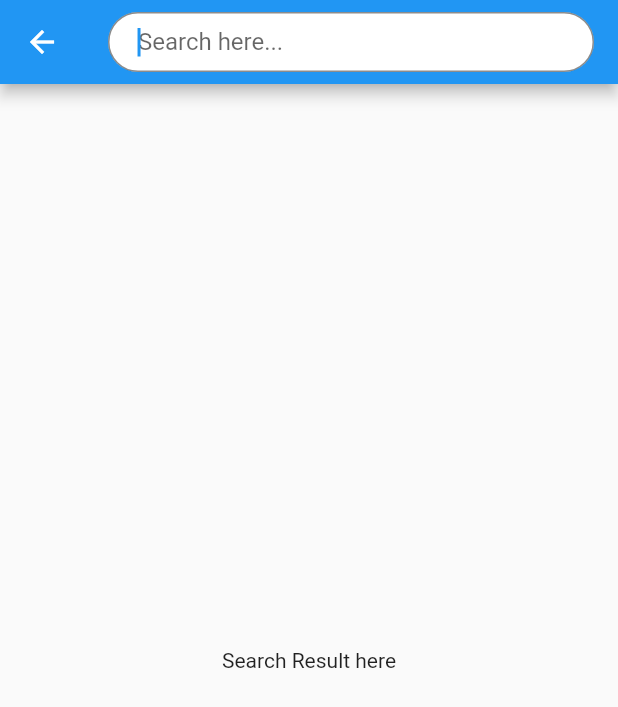
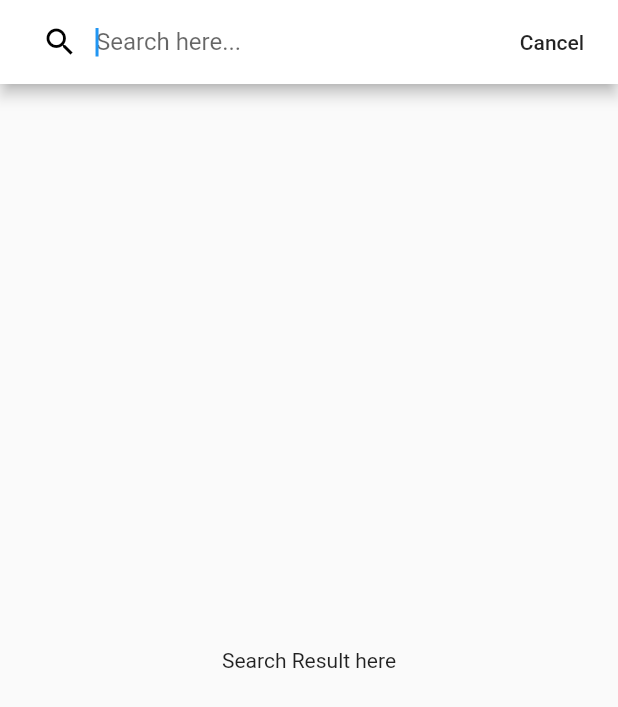
Before and after one commit to gisandan0321/buddy, a Flutter app: the Search screen opened by its route, on a phone screen of 412 x 824 dp. Shown: the top 707 px of the screen. Run offline on Flutter 3.47's test engine with Material 2 defaults, Android fonts, the phone set to English and light mode, and no system bars.

Commit message:
Update Search page

```diff
--- a/lib/Search.dart
+++ b/lib/Search.dart
@@ -17,6 +17,8 @@ class _SearchState extends State<Search> {
 
   @override
   Widget build(BuildContext context) {
+
+
     return new Scaffold(
         appBar: new AppBar(
           title: new Container(
@@ -45,18 +47,32 @@ class _SearchState extends State<Search> {
                 filled: true,
                 focusColor: Colors.black,
                 contentPadding: EdgeInsets.only(top: 10, bottom: 10, left: 20, right: 20),
+                prefixIcon: new Icon(Icons.search, color: Colors.black,),
                 border: OutlineInputBorder(
-                    borderRadius: BorderRadius.circular(20.0),
-                    borderSide: BorderSide(color: Colors.white)
+                    borderRadius: BorderRadius.circular(5.0),
+                    borderSide: BorderSide(color: Colors.transparent)
                 ),
                 focusedBorder: OutlineInputBorder(
-                  borderSide: BorderSide(color: Colors.black45),
-                  borderRadius: BorderRadius.circular(20.0),
+                  borderSide: BorderSide(color: Colors.transparent),
+                  borderRadius: BorderRadius.circular(5.0),
                 ),
               ),
               cursorColor: Colors.blue,
             ),
           ),
+          leading: null,
+          automaticallyImplyLeading: false,
+          actions: <Widget>[
+            new FlatButton(
+              onPressed: () {
+                Navigator.pop(context);
+              },
+              child: Text(
+                "Cancel"
+              ),
+            )
+          ],
+          backgroundColor: Colors.white,
         ),
         body: new Center(
           child: new Text("Search Result here"),
```
